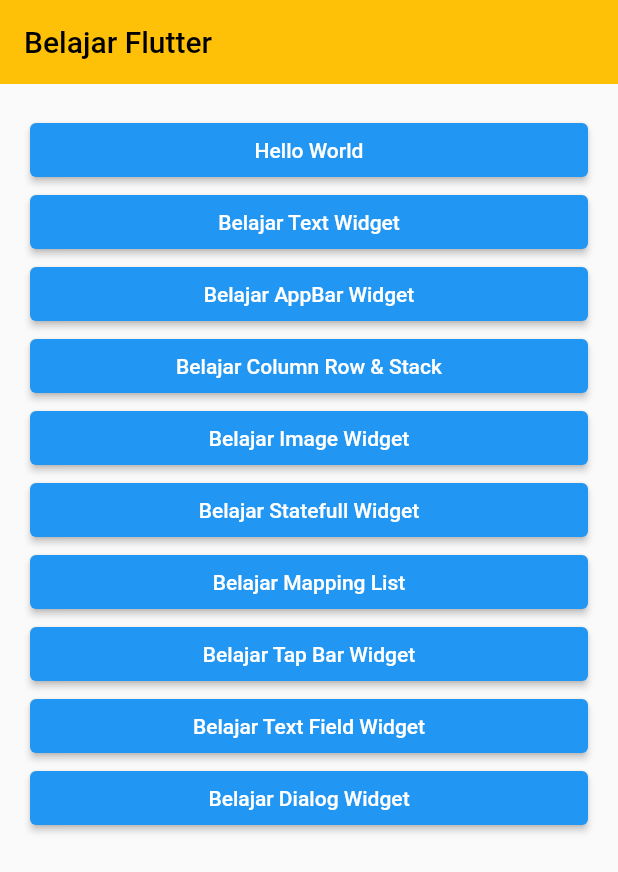
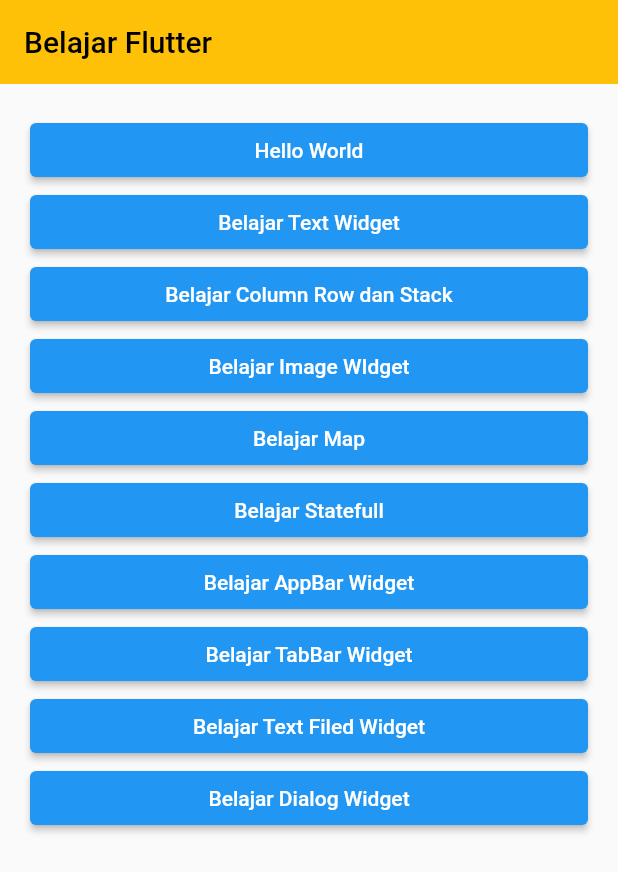
Before and after one commit to dofirfauzi/belajar_flutter, a Flutter app: the screen it shows after launch, on a phone screen of 412 x 824 dp. Shown: the top 872 px of the screen. Run offline on Flutter 3.47's test engine with Material 2 defaults, Android fonts, the phone set to English and light mode, and no system bars.

Commit message:
belajar routing

```diff
--- a/lib/main.dart
+++ b/lib/main.dart
@@ -1,3 +1,4 @@
+import 'routes.dart';
 import 'package:flutter/material.dart';
 import 'screen/home_page/home_page.dart';
 
@@ -10,10 +11,11 @@
 
   @override
   Widget build(BuildContext context) {
-    return const MaterialApp(
+    return MaterialApp(
       debugShowCheckedModeBanner: false,
       title: 'Belajar Flutter',
-      home: HomePage(),
+      initialRoute: HomePage.routeName,
+      routes: routes,
     );
   }
 }
--- a/lib/model/menu.dart
+++ b/lib/model/menu.dart
@@ -1,10 +1,8 @@
-import 'package:flutter/material.dart';
-
 import '../screen/screen.dart';
 
 class Menu {
   final String name;
-  final Widget page;
+  final String page;
 
   Menu({
     required this.name,
@@ -13,14 +11,14 @@
 }
 
 var menus = [
-  Menu(name: 'Hello World', page: const HelloWorld()),
-  Menu(name: 'Belajar Text Widget', page: const TextWidget()),
-  Menu(name: 'Belajar AppBar Widget', page: const AppBarWidget()),
-  Menu(name: 'Belajar Column Row & Stack', page: const ColRowStack()),
-  Menu(name: 'Belajar Image Widget', page: const ImageWidget()),
-  Menu(name: 'Belajar Statefull Widget', page: const BelajarStateFull()),
-  Menu(name: 'Belajar Mapping List', page: const Map()),
-  Menu(name: 'Belajar Tap Bar Widget', page: const TabBarWidget()),
-  Menu(name: 'Belajar Text Field Widget', page: const TextFieldWidget()),
-  Menu(name: 'Belajar Dialog Widget', page: const DialogWidget()),
+  Menu(name: 'Hello World', page: HelloWorld.routeName),
+  Menu(name: 'Belajar Text Widget', page: TextWidget.routeName),
+  Menu(name: 'Belajar Column Row dan Stack', page: ColRowStack.routeName),
+  Menu(name: 'Belajar Image WIdget', page: ImageWidget.routeName),
+  Menu(name: 'Belajar Map', page: BelajarMap.routeName),
+  Menu(name: 'Belajar Statefull', page: BelajarStateFull.routeName),
+  Menu(name: 'Belajar AppBar Widget', page: AppBarWidget.routeName),
+  Menu(name: 'Belajar TabBar Widget', page: TabBarWidget.routeName),
+  Menu(name: 'Belajar Text Filed Widget', page: TextFieldWidget.routeName),
+  Menu(name: 'Belajar Dialog Widget', page: DialogWidget.routeName),
 ];
--- /dev/null
+++ b/lib/routes.dart
@@ -0,0 +1,16 @@
+import 'package:flutter/material.dart';
+import './screen/screen.dart';
+
+final Map<String, WidgetBuilder> routes = {
+  HomePage.routeName: (context) => const HomePage(),
+  HelloWorld.routeName: (context) => const HelloWorld(),
+  TextWidget.routeName: (context) => const TextWidget(),
+  ColRowStack.routeName: (context) => const ColRowStack(),
+  ImageWidget.routeName: (context) => const ImageWidget(),
+  BelajarMap.routeName: (context) => const BelajarMap(),
+  BelajarStateFull.routeName: (context) => const BelajarStateFull(),
+  AppBarWidget.routeName: (context) => const AppBarWidget(),
+  TabBarWidget.routeName: (context) => const TabBarWidget(),
+  TextFieldWidget.routeName: (context) => const TextFieldWidget(),
+  DialogWidget.routeName: (context) => const DialogWidget(),
+};
--- a/lib/screen/app_bar_widget/app_bar_widget.dart
+++ b/lib/screen/app_bar_widget/app_bar_widget.dart
@@ -2,6 +2,8 @@
 
 class AppBarWidget extends StatelessWidget {
   const AppBarWidget({super.key});
+
+  static String routeName = 'belajar_app_bar';
 
   @override
   Widget build(BuildContext context) {
--- a/lib/screen/column_row_stack/column_row_stack.dart
+++ b/lib/screen/column_row_stack/column_row_stack.dart
@@ -2,6 +2,8 @@
 
 class ColRowStack extends StatelessWidget {
   const ColRowStack({super.key});
+
+  static String routeName = 'column_row_dan_stack';
 
   @override
   Widget build(BuildContext context) {
--- a/lib/screen/dialog_widget/dialog_widget.dart
+++ b/lib/screen/dialog_widget/dialog_widget.dart
@@ -2,6 +2,8 @@
 
 class DialogWidget extends StatelessWidget {
   const DialogWidget({super.key});
+
+  static String routeName = 'belajar_dialog_widget';
 
   @override
   Widget build(BuildContext context) {
--- a/lib/screen/hello_world/hello_world.dart
+++ b/lib/screen/hello_world/hello_world.dart
@@ -2,6 +2,8 @@
 
 class HelloWorld extends StatelessWidget {
   const HelloWorld({super.key});
+
+  static String routeName = '/hello_world';
 
   @override
   Widget build(BuildContext context) {
--- a/lib/screen/home_page/home_page.dart
+++ b/lib/screen/home_page/home_page.dart
@@ -3,6 +3,8 @@
 
 class HomePage extends StatelessWidget {
   const HomePage({super.key});
+
+  static String routeName = '/';
 
   @override
   Widget build(BuildContext context) {
@@ -20,9 +22,7 @@
         children: menus.map((menu) {
           return ElevatedButton(
             onPressed: () {
-              Navigator.of(context).push(MaterialPageRoute(builder: (context) {
-                return menu.page;
-              }));
+              Navigator.of(context).pushNamed(menu.page);
             },
             child: Text(menu.name),
           );
--- a/lib/screen/image_widget/image_widget.dart
+++ b/lib/screen/image_widget/image_widget.dart
@@ -2,6 +2,8 @@
 
 class ImageWidget extends StatelessWidget {
   const ImageWidget({super.key});
+
+  static String routeName = 'image_widget';
 
   @override
   Widget build(BuildContext context) {
--- a/lib/screen/map/map.dart
+++ b/lib/screen/map/map.dart
@@ -1,8 +1,10 @@
 import 'package:flutter/material.dart';
 import '../../model/mahasiswa.dart';
 
-class Map extends StatelessWidget {
-  const Map({super.key});
+class BelajarMap extends StatelessWidget {
+  const BelajarMap({super.key});
+
+  static String routeName = 'belajar_map';
 
   @override
   Widget build(BuildContext context) {
--- a/lib/screen/screen.dart
+++ b/lib/screen/screen.dart
@@ -1,9 +1,10 @@
+export './home_page/home_page.dart';
 export './hello_world/hello_world.dart';
+export './text/text_widget.dart';
 export './column_row_stack/column_row_stack.dart';
 export './image_widget/image_widget.dart';
 export './map/map.dart';
 export './statefull_widget/statefull_widget.dart';
-export './text/text_widget.dart';
 export './app_bar_widget/app_bar_widget.dart';
 export './tab_bar_widget/tab_bar_widget.dart';
 export './text_field_widget/text_field_widget.dart';
--- a/lib/screen/statefull_widget/statefull_widget.dart
+++ b/lib/screen/statefull_widget/statefull_widget.dart
@@ -2,6 +2,8 @@
 
 class BelajarStateFull extends StatefulWidget {
   const BelajarStateFull({super.key});
+
+  static String routeName = 'belajar_statefull';
 
   @override
   State<BelajarStateFull> createState() => _BelajarStateFullState();
--- a/lib/screen/tab_bar_widget/tab_bar_widget.dart
+++ b/lib/screen/tab_bar_widget/tab_bar_widget.dart
@@ -2,6 +2,8 @@
 
 class TabBarWidget extends StatelessWidget {
   const TabBarWidget({super.key});
+
+  static String routeName = 'belajar_tap_bar';
 
   final List<Tab> myTab = const [
     Tab(
--- a/lib/screen/text/text_widget.dart
+++ b/lib/screen/text/text_widget.dart
@@ -2,6 +2,7 @@
 
 class TextWidget extends StatelessWidget {
   const TextWidget({super.key});
+  static String routeName = 'belajar_text_widget';
 
   @override
   Widget build(BuildContext context) {
--- a/lib/screen/text_field_widget/text_field_widget.dart
+++ b/lib/screen/text_field_widget/text_field_widget.dart
@@ -3,6 +3,8 @@
 
 class TextFieldWidget extends StatefulWidget {
   const TextFieldWidget({super.key});
+
+  static String routeName = 'belajar_text_field';
 
   @override
   State<TextFieldWidget> createState() => _TextFieldWidgetState();
```
